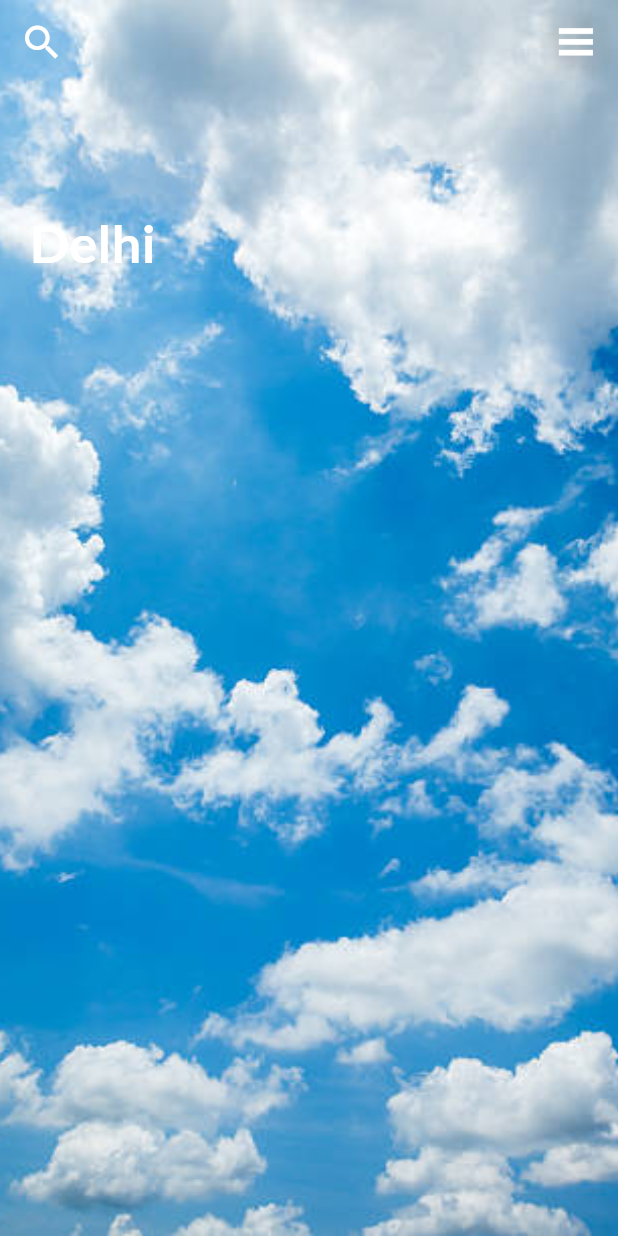
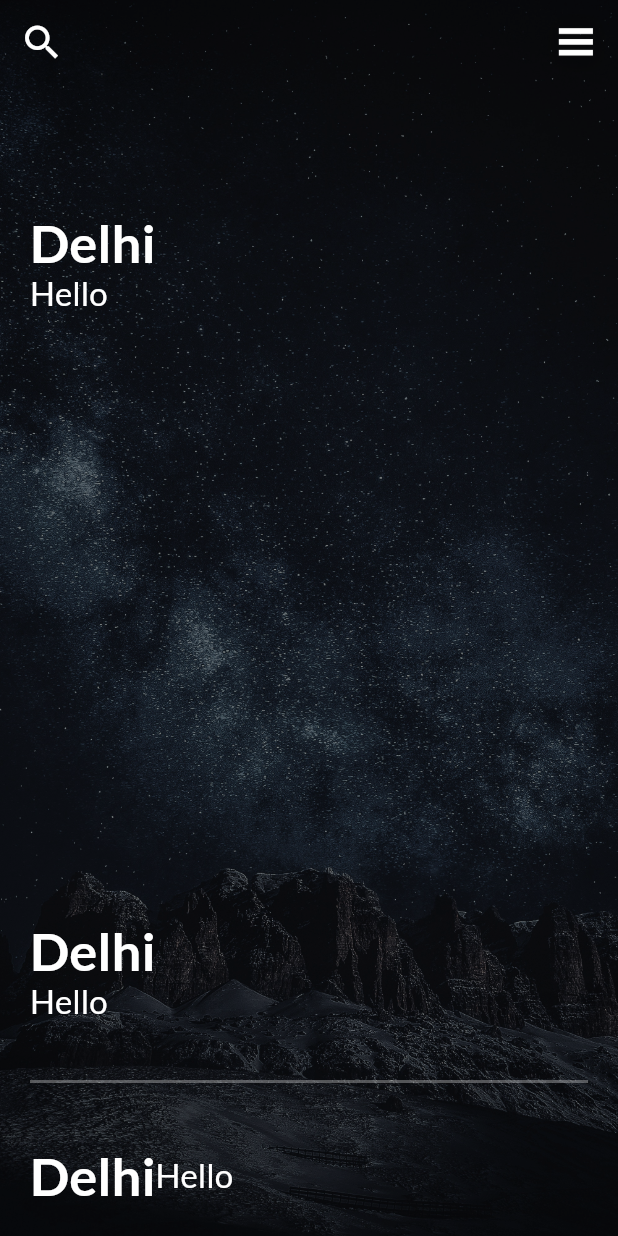
Before and after one commit to 27priyanshu/weather_app, a Flutter app: the screen it shows after launch, on a phone screen of 412 x 824 dp. Run offline on Flutter 3.47's test engine with Material 2 defaults, Android fonts, the phone set to English and light mode, and no system bars; our stand-ins replace google_fonts.

Commit message:
basic structure

```diff
--- a/lib/screens/weather_app.dart
+++ b/lib/screens/weather_app.dart
@@ -36,14 +36,26 @@ class WeatherApp extends StatelessWidget {
           child: Stack(
         children: [
           Image.asset(
-            'assets/sunny2.jpg',
+            'assets/night.jpg',
             fit: BoxFit.cover,
             height: double.infinity,
             width: double.infinity,
           ),
           Container(
+            decoration: BoxDecoration(color: Colors.black38),
+          ),
+          Container(
             padding: EdgeInsets.all(20),
             child: Column(
+              crossAxisAlignment: CrossAxisAlignment.start,
+              mainAxisAlignment: MainAxisAlignment.spaceBetween,
+              children: [
+                Expanded(
+                  child: Column(
+                    mainAxisAlignment: MainAxisAlignment.spaceBetween,
+                    children: [
+                      Column(
+                        crossAxisAlignment: CrossAxisAlignment.start,
                         children: [
                           SizedBox(
                             height: 120,
@@ -53,6 +65,60 @@ class WeatherApp extends StatelessWidget {
                                   fontSize: 35,
                                   fontWeight: FontWeight.bold,
                                   color: Colors.white)),
+                          Text("Hello",
+                              style: GoogleFonts.lato(
+                                  fontSize: 22,
+
+                                  // fontWeight: FontWeight.bold,
+                                  color: Colors.white)),
+                        ],
+                      ),
+                      Column(
+                        crossAxisAlignment: CrossAxisAlignment.start,
+                        children: [
+                          // SizedBox(
+                          //   height: 120,
+                          // ),
+                          Text("Delhi",
+                              style: GoogleFonts.lato(
+                                  fontSize: 35,
+                                  fontWeight: FontWeight.bold,
+                                  color: Colors.white)),
+                          Text("Hello",
+                              style: GoogleFonts.lato(
+                                  fontSize: 22,
+
+                                  // fontWeight: FontWeight.bold,
+                                  color: Colors.white)),
+                        ],
+                      ),
+                    ],
+                  ),
+                ),
+                Column(
+                  children: [
+                    Container(
+                      margin: EdgeInsets.symmetric(vertical: 40),
+                      decoration: BoxDecoration(
+                          border: Border.all(color: Colors.white30)),
+                    )
+                  ],
+                ),
+                Row(
+                  children: [
+                    Text("Delhi",
+                        style: GoogleFonts.lato(
+                            fontSize: 35,
+                            fontWeight: FontWeight.bold,
+                            color: Colors.white)),
+                    Text("Hello",
+                        style: GoogleFonts.lato(
+                            fontSize: 22,
+
+                            // fontWeight: FontWeight.bold,
+                            color: Colors.white)),
+                  ],
+                ),
               ],
             ),
           )
```
Lines whose indentation alone changed are shown as unchanged.
